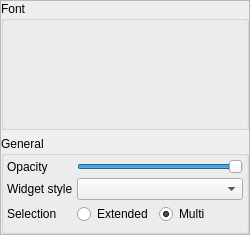
swift-project/pilotclient, file src/blackgui/components/settingsguicomponent.ui: the form before one commit.
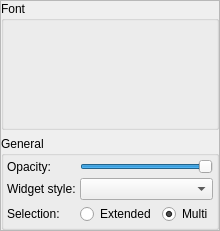
The form after the commit. Custom widgets are drawn as their Qt base class.

What changed in the file:
```diff
--- a/src/blackgui/components/settingsguicomponent.ui
+++ b/src/blackgui/components/settingsguicomponent.ui
@@ -6,8 +6,8 @@
    <rect>
     <x>0</x>
     <y>0</y>
-    <width>250</width>
-    <height>235</height>
+    <width>220</width>
+    <height>225</height>
    </rect>
   </property>
   <property name="windowTitle">
@@ -93,7 +93,7 @@
          <string>0-100%</string>
         </property>
         <property name="text">
-         <string>Opacity</string>
+         <string>Opacity:</string>
         </property>
        </widget>
       </item>
@@ -125,7 +125,7 @@
       <item row="2" column="0">
        <widget class="QLabel" name="lbl_SettingsGuiWidgetStyle">
         <property name="text">
-         <string>Widget style</string>
+         <string>Widget style:</string>
         </property>
        </widget>
       </item>
@@ -135,7 +135,7 @@
       <item row="3" column="0">
        <widget class="QLabel" name="lbl_PreferredMultiSelect">
         <property name="text">
-         <string>Selection</string>
+         <string>Selection:</string>
         </property>
        </widget>
       </item>
```
